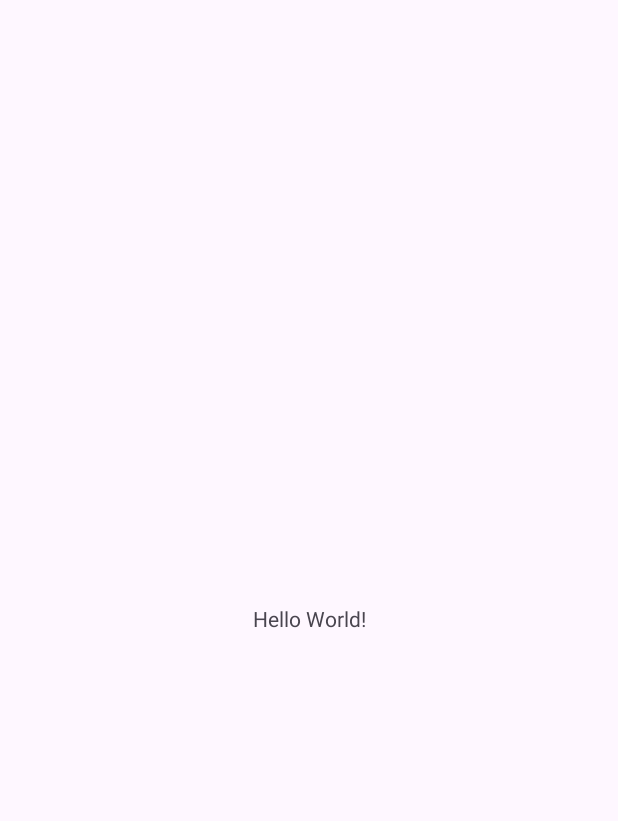
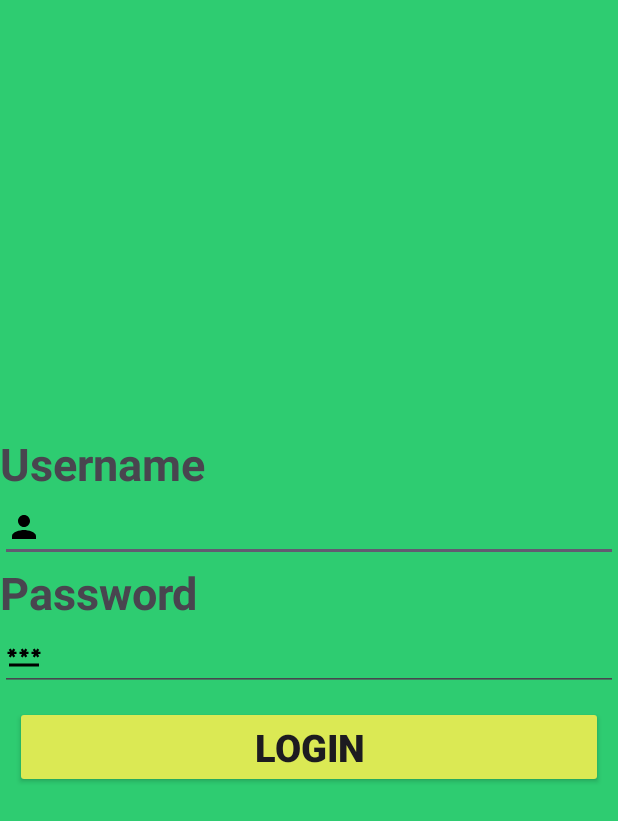
Before and after one commit to basil03p/movieapp, an Android app: the screen it shows after launch (MainActivity), on a phone screen of 412 x 824 dp. Before the commit the part shown is almost empty. Shown: the top 821 px of the screen. Run offline under Robolectric (Android 15) with nearby library versions, the light colour scheme and no system bars.

Commit message:
login created

```diff
--- /dev/null
+++ b/app/src/main/res/drawable/baseline_password_24.xml
@@ -0,0 +1,5 @@
+<vector xmlns:android="http://schemas.android.com/apk/res/android" android:height="24dp" android:tint="#000000" android:viewportHeight="24" android:viewportWidth="24" android:width="24dp">
+
+    <path android:fillColor="@android:color/white" android:pathData="M2,17h20v2H2V17zM3.15,12.95L4,11.47l0.85,1.48l1.3,-0.75L5.3,10.72H7v-1.5H5.3l0.85,-1.47L4.85,7L4,8.47L3.15,7l-1.3,0.75L2.7,9.22H1v1.5h1.7L1.85,12.2L3.15,12.95zM9.85,12.2l1.3,0.75L12,11.47l0.85,1.48l1.3,-0.75l-0.85,-1.48H15v-1.5h-1.7l0.85,-1.47L12.85,7L12,8.47L11.15,7l-1.3,0.75l0.85,1.47H9v1.5h1.7L9.85,12.2zM23,9.22h-1.7l0.85,-1.47L20.85,7L20,8.47L19.15,7l-1.3,0.75l0.85,1.47H17v1.5h1.7l-0.85,1.48l1.3,0.75L20,11.47l0.85,1.48l1.3,-0.75l-0.85,-1.48H23V9.22z"/>
+
+</vector>
--- /dev/null
+++ b/app/src/main/res/drawable/baseline_person_24.xml
@@ -0,0 +1,5 @@
+<vector xmlns:android="http://schemas.android.com/apk/res/android" android:height="24dp" android:tint="#000000" android:viewportHeight="24" android:viewportWidth="24" android:width="24dp">
+
+    <path android:fillColor="@android:color/white" android:pathData="M12,12c2.21,0 4,-1.79 4,-4s-1.79,-4 -4,-4 -4,1.79 -4,4 1.79,4 4,4zM12,14c-2.67,0 -8,1.34 -8,4v2h16v-2c0,-2.66 -5.33,-4 -8,-4z"/>
+
+</vector>
--- a/app/src/main/res/layout/activity_main.xml
+++ b/app/src/main/res/layout/activity_main.xml
@@ -1,19 +1,45 @@
-<?xml version="1.0" encoding="utf-8"?>
-<androidx.constraintlayout.widget.ConstraintLayout xmlns:android="http://schemas.android.com/apk/res/android"
-    xmlns:app="http://schemas.android.com/apk/res-auto"
-    xmlns:tools="http://schemas.android.com/tools"
-    android:id="@+id/main"
+<LinearLayout
+    android:orientation="vertical"
+    android:gravity="center"
+    android:layout_height="match_parent"
     android:layout_width="match_parent"
-    android:layout_height="match_parent"
-    tools:context=".MainActivity">
+    android:background="#2ecc71"
+    xmlns:android="http://schemas.android.com/apk/res/android">
+    <TextView
+        android:layout_width="match_parent"
+        android:layout_height="wrap_content"
+        android:text="Username"
+        android:textStyle="bold"
+        android:textSize="30dp"/>
+    <EditText
+        android:drawableLeft="@drawable/baseline_person_24"
+        android:layout_width="match_parent"
+        android:id="@+id/user"
+        android:layout_height="wrap_content"/>
+    <TextView
+        android:layout_width="match_parent"
+        android:layout_height="wrap_content"
+        android:textStyle="bold"
+        android:text="Password"
+        android:textSize="30dp"/>
+    <EditText
+        android:layout_width="match_parent"
+        android:drawableLeft="@drawable/baseline_password_24"
+        android:inputType="textPassword"
+        android:id="@+id/pas"
+        android:layout_height="wrap_content"/>
+    <androidx.appcompat.widget.AppCompatButton
+        android:layout_width="match_parent"
+        android:layout_height="wrap_content"
+        android:text="LOGIN"
+        android:backgroundTint="#DBE954"
+        android:textSize="25dp"
+        android:id="@+id/log"
+        android:layout_margin="10dp"
+        android:textStyle="bold"/>
 
-    <TextView
-        android:layout_width="wrap_content"
-        android:layout_height="wrap_content"
-        android:text="Hello World!"
-        app:layout_constraintBottom_toBottomOf="parent"
-        app:layout_constraintEnd_toEndOf="parent"
-        app:layout_constraintStart_toStartOf="parent"
-        app:layout_constraintTop_toTopOf="parent" />
 
-</androidx.constraintlayout.widget.ConstraintLayout>
+
+
+
+</LinearLayout>
```
